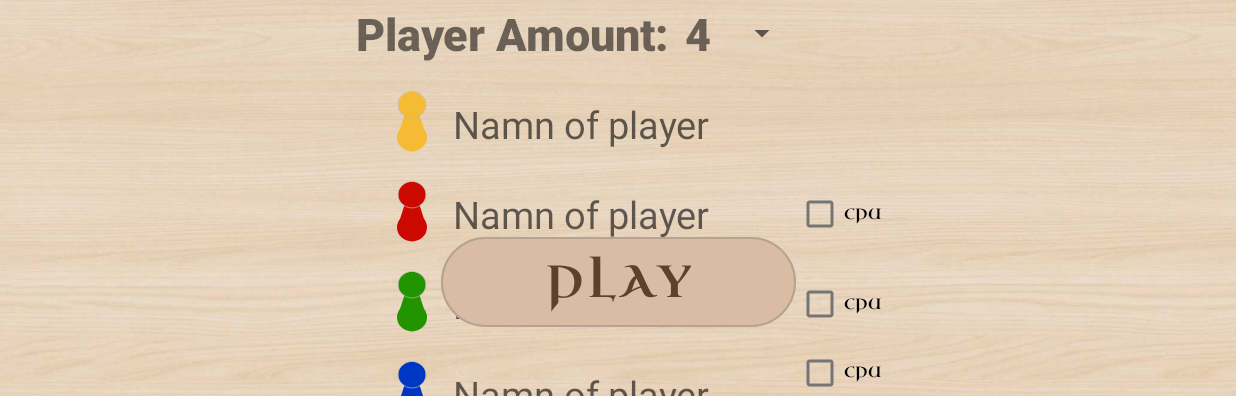
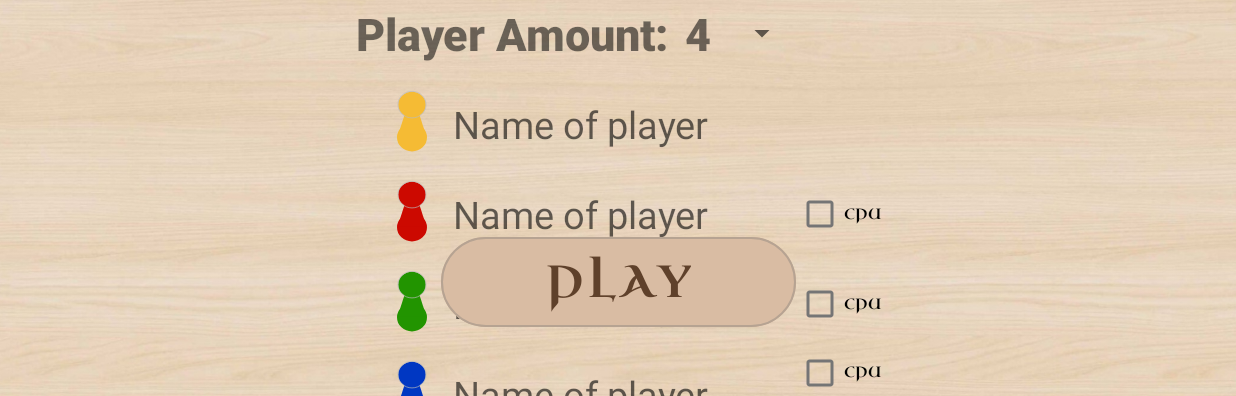
Before and after one commit to sjohan99/TDA367, an Android app: the GameSetupFragment screen opened through its navigation route, on a phone screen of 824 x 412 dp (held sideways). Shown: the part 222-618 px from the top of the screen. Run offline under Robolectric (Android 15) with nearby library versions, the phone set to English and light mode, and no system bars.

Commit message:
Lagt till översättning för texterna i gamesetup

```diff
--- a/app/src/main/res/layout/fragment_game_setup.xml
+++ b/app/src/main/res/layout/fragment_game_setup.xml
@@ -61,7 +61,7 @@
                 android:layout_width="wrap_content"
                 android:layout_height="wrap_content"
                 android:fontFamily="sans-serif-black"
-                android:text="Player Amount:"
+                android:text="@string/player_amount"
                 android:textSize="30sp" />
 
             <Spinner
--- a/app/src/main/res/values/strings.xml
+++ b/app/src/main/res/values/strings.xml
@@ -12,7 +12,7 @@
     <string name="player2Label">Player 2</string>
     <string name="player3Label">Player 3</string>
     <string name="player4Label">Player 4</string>
-    <string name="player_name_input">Namn of player</string>
+    <string name="player_name_input">Name of player</string>
     <string name="cpu_name">CPU</string>
     <string name="player_amount">Player Amount:</string>
     <string-array name="spinner_player_amount">
@@ -21,16 +21,16 @@
         <item>4</item>
     </string-array>
 
+    <!-- SideBar -->
+    <string name="home_button">Home</string>
+    <string name="settings_button">Settings</string>
+    <string name="mute_button">Sound</string>
+    <string name="replay_button">Replay</string>
+
     <!-- Popups -->
     <string name="exit_game_popup_message">Do you wish to exit this game?</string>
     <string name="replay_popup_message">Replay game?</string>
     <string name="popup_proceed_option">Yes</string>
     <string name="popup_cancel_option">No</string>
     <string name="save_this_game">Save this game?</string>
-
-    <!-- SideBar -->
-    <string name="home_button">Home</string>
-    <string name="settings_button">Settings</string>
-    <string name="mute_button">Sound</string>
-    <string name="replay_button">Replay</string>
 </resources>
```
